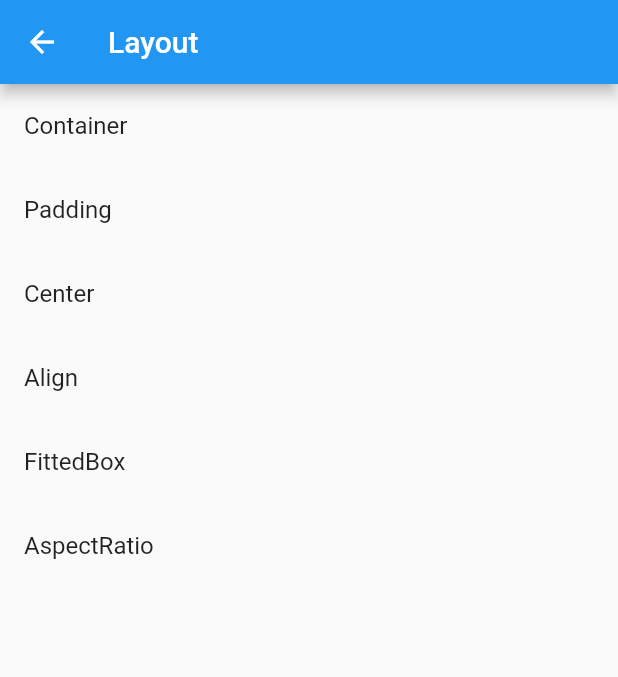
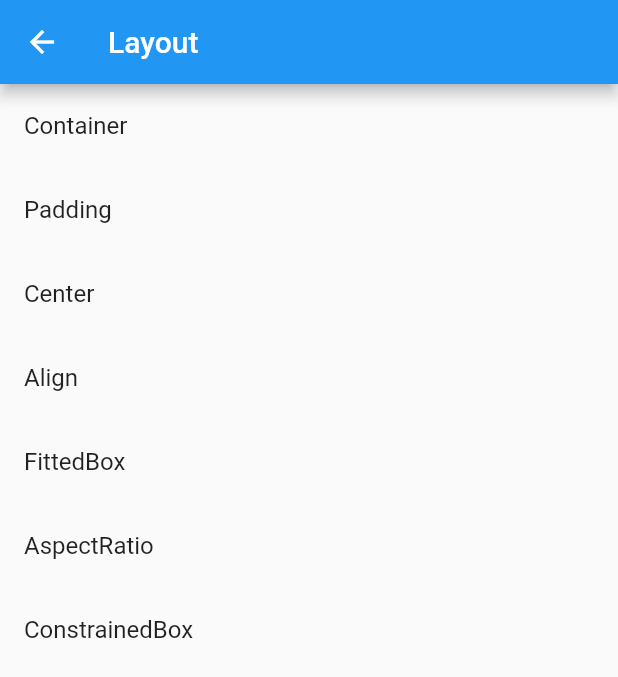
Before and after one commit to bakhtiararifinid/flutter-widgets, a Flutter app: the screen it shows after launch, after a tap on "Layout", on a phone screen of 412 x 824 dp. Shown: the top 677 px of the screen. Run offline on Flutter 3.47's test engine with Material 2 defaults, Android fonts, the phone set to English and light mode, and no system bars.

Commit message:
constrained box

```diff
--- a/lib/src/App.dart
+++ b/lib/src/App.dart
@@ -6,6 +6,7 @@ import 'package:flutter_widgets/src/pages/basic_page.dart';
 import 'package:flutter_widgets/src/pages/bottom_navigation_bar_page.dart';
 import 'package:flutter_widgets/src/pages/center_page.dart';
 import 'package:flutter_widgets/src/pages/column_page.dart';
+import 'package:flutter_widgets/src/pages/constrained_box_page.dart';
 import 'package:flutter_widgets/src/pages/container_page.dart';
 import 'package:flutter_widgets/src/pages/drawer_page.dart';
 import 'package:flutter_widgets/src/pages/fitted_box_page.dart';
@@ -38,6 +39,7 @@ class App extends StatelessWidget {
         '/row': (context) => RowPage(),
         '/column': (context) => ColumnPage(),
         '/aspect-ratio': (context) => AspectRatioPage(),
+        '/constrained-box': (context) => ConstrainedBoxPage(),
         '/image': (context) => ImagePage(),
         '/text': (context) => TextPage(),
         '/icon': (context) => IconPage(),
--- a/lib/src/pages/layout_page.dart
+++ b/lib/src/pages/layout_page.dart
@@ -33,6 +33,10 @@ class LayoutPage extends StatelessWidget {
             title: Text('AspectRatio'),
             onTap: () => Navigator.of(context).pushNamed('/aspect-ratio'),
           ),
+          ListTile(
+            title: Text('ConstrainedBox'),
+            onTap: () => Navigator.of(context).pushNamed('/constrained-box'),
+          ),
         ],
       ),
     );
```
Also changed, not shown: lib/src/pages/constrained_box_page.dart (added, +22 -0 lines).
